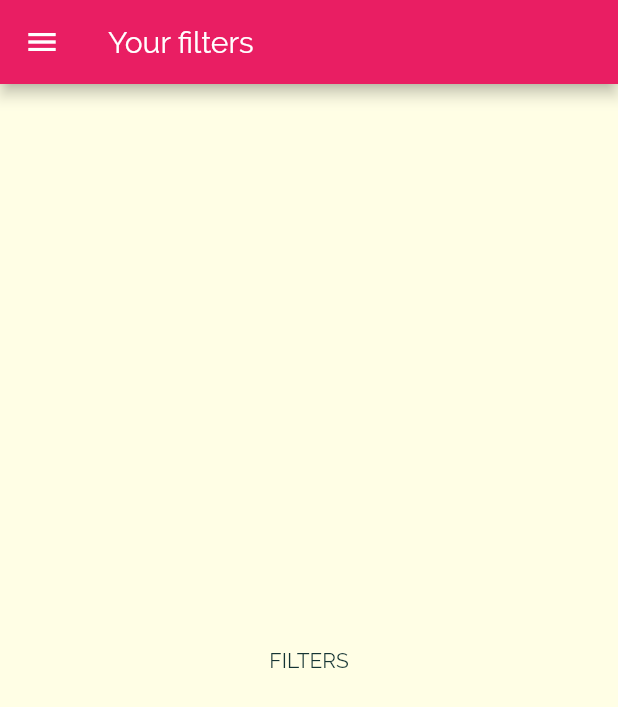
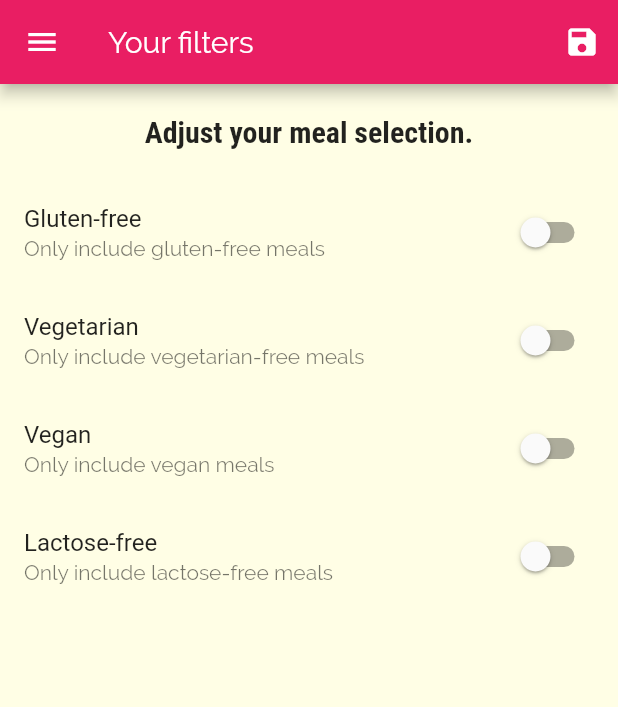
Before and after one commit to amarin95/training_meal_app, a Flutter app: the FilterScreen screen opened by its route, on a phone screen of 412 x 824 dp. Shown: the top 707 px of the screen. Run offline on Flutter 3.47's test engine with Material 2 defaults, Android fonts, the phone set to English and light mode, and no system bars.

Commit message:
Add to favorites feature added

```diff
--- a/lib/main.dart
+++ b/lib/main.dart
@@ -1,6 +1,8 @@
 import 'dart:ui';
 
 import 'package:flutter/material.dart';
+import 'package:training_meal_app/data/dummy_meals.dart';
+import 'models/meal.dart';
 import 'screens/filters_screen.dart';
 import 'screens/meal_detail_screen.dart';
 import './screens/tabs_screen.dart';
@@ -11,8 +13,61 @@ void main() {
   runApp(MyApp());
 }
 
-class MyApp extends StatelessWidget {
+class MyApp extends StatefulWidget {
   // This widget is the root of your application.
+  @override
+  _MyAppState createState() => _MyAppState();
+}
+
+class _MyAppState extends State<MyApp> {
+  Map<String, bool> _filters = {
+    'gluten': false,
+    'lactose': false,
+    'vegan': false,
+    'vegetarian': false,
+  };
+
+  List<Meal> _availableMeals = DUMMY_MEALS;
+  List<Meal> _favoritedMeals = [];
+
+  void _setFilters(Map<String, bool> filterData) {
+    setState(() {
+      _filters = filterData;
+      _availableMeals = DUMMY_MEALS.where((meal) {
+        if (_filters['gluten'] && !meal.isGlutenFree) {
+          return false;
+        }
+        if (_filters['lactose'] && !meal.isLactoseFree) {
+          return false;
+        }
+        if (_filters['vegan'] && !meal.isVegan) {
+          return false;
+        }
+        if (_filters['vegetarian'] && !meal.isVegetarian) {
+          return false;
+        }
+        return true;
+      }).toList();
+    });
+  }
+
+  void _toggleFavorite(String mealId) {
+    final existingIndex = _favoritedMeals.indexWhere((meal) => meal.id == mealId);
+    if (existingIndex >= 0) {
+      setState(() {
+        _favoritedMeals.removeAt(existingIndex);
+      });
+    } else {
+      setState(() {
+        _favoritedMeals.add(DUMMY_MEALS.firstWhere((meal) => meal.id == mealId));
+      });
+    }
+  }
+
+  bool _isMealFavorite(String id) {
+    return _favoritedMeals.any((meal) => meal.id == id);
+  }
+
   @override
   Widget build(BuildContext context) {
     return MaterialApp(
@@ -37,10 +92,10 @@ class MyApp extends StatelessWidget {
         visualDensity: VisualDensity.adaptivePlatformDensity,
       ),
       routes: {
-        '/': (ctx) => TabsScreen(),
-        CategoryMealsScreen.routeName: (ctx) => CategoryMealsScreen(),
-        MealDetailScreen.routeName: (ctx) => MealDetailScreen(),
-        FilterScreen.routeName : (ctx) => FilterScreen(),
+        '/': (ctx) => TabsScreen(_favoritedMeals),
+        CategoryMealsScreen.routeName: (ctx) => CategoryMealsScreen(_availableMeals),
+        MealDetailScreen.routeName: (ctx) => MealDetailScreen(_toggleFavorite, _isMealFavorite),
+        FilterScreen.routeName: (ctx) => FilterScreen(_filters, _setFilters),
       },
       // onGenerateRoute: (settings){
       // } ,
--- a/lib/screens/category_meals_screen.dart
+++ b/lib/screens/category_meals_screen.dart
@@ -2,10 +2,13 @@ import 'package:flutter/material.dart';
 import 'package:training_meal_app/models/meal.dart';
 import 'package:training_meal_app/widgets/meal_item.dart';
 
-import '../data/dummy_meals.dart';
 
 class CategoryMealsScreen extends StatefulWidget {
   static const routeName = '/category-screen';
+
+  final List<Meal> availableMeals;
+
+  CategoryMealsScreen(this.availableMeals);
 
   @override
   _CategoryMealsScreenState createState() => _CategoryMealsScreenState();
@@ -22,7 +25,7 @@ class _CategoryMealsScreenState extends State<CategoryMealsScreen> {
       final routeArgs = ModalRoute.of(context).settings.arguments as Map<String, String>;
       categoryTitle = routeArgs['title'];
       final categoryId = routeArgs['id'];
-      displayedMeals = DUMMY_MEALS.where((meal) {
+      displayedMeals = widget.availableMeals.where((meal) {
         return meal.categories.contains(categoryId);
       }).toList();
       _loadedInitData = true;
@@ -52,7 +55,6 @@ class _CategoryMealsScreenState extends State<CategoryMealsScreen> {
             duration: displayedMeals[index].duration,
             affordability: displayedMeals[index].affordability,
             complexity: displayedMeals[index].complexity,
-            removeItem: _removeMeal,
           );
         },
         itemCount: displayedMeals.length,
--- a/lib/screens/filters_screen.dart
+++ b/lib/screens/filters_screen.dart
@@ -1,17 +1,93 @@
 import 'package:flutter/material.dart';
 import 'package:training_meal_app/widgets/main_drawer.dart';
 
-class FilterScreen extends StatelessWidget {
+class FilterScreen extends StatefulWidget {
   static const routeName = '/filters';
+  final Function saveFilters;
+  final Map<String, bool> currentFilters;
+  FilterScreen(this.currentFilters, this.saveFilters);
+
+  @override
+  _FilterScreenState createState() => _FilterScreenState();
+}
+
+class _FilterScreenState extends State<FilterScreen> {
+  bool _glutenFree = false;
+  bool _vegetarian = false;
+  bool _vegan = false;
+  bool _lactoseFree = false;
+
+  initState() {
+    _glutenFree = widget.currentFilters['gluten'];
+    _lactoseFree = widget.currentFilters['lactose'];
+    _vegan = widget.currentFilters['vegan'];
+    _vegetarian = widget.currentFilters['vegetarian'];
+    super.initState();
+  }
+
+  Widget _buildSwitchListTile(String title, String description, bool currentValue, Function updateValue) {
+    return SwitchListTile(
+      title: Text(title),
+      value: currentValue,
+      subtitle: Text(description),
+      onChanged: updateValue,
+    );
+  }
+
   @override
   Widget build(BuildContext context) {
     return Scaffold(
       appBar: AppBar(
         title: Text('Your filters'),
+        actions: [
+          IconButton(
+            icon: Icon(Icons.save),
+            onPressed: () {
+              final selectedFilters = {
+                'gluten': _glutenFree,
+                'lactose': _lactoseFree,
+                'vegan': _vegan,
+                'vegetarian': _vegetarian,
+              };
+              widget.saveFilters(selectedFilters);
+            },
+          )
+        ],
       ),
       drawer: MainDrawer(),
-      body: Center(
-        child: Text('FILTERS'),
+      body: Column(
+        children: [
+          Container(
+            padding: EdgeInsets.all(20),
+            child: Text('Adjust your meal selection.', style: Theme.of(context).textTheme.title),
+          ),
+          Expanded(
+            child: ListView(
+              children: [
+                _buildSwitchListTile('Gluten-free', 'Only include gluten-free meals', _glutenFree, (newValue) {
+                  setState(() {
+                    _glutenFree = newValue;
+                  });
+                }),
+                _buildSwitchListTile('Vegetarian', 'Only include vegetarian-free meals', _vegetarian, (newValue) {
+                  setState(() {
+                    _vegetarian = newValue;
+                  });
+                }),
+                _buildSwitchListTile('Vegan', 'Only include vegan meals', _vegan, (newValue) {
+                  setState(() {
+                    _vegan = newValue;
+                  });
+                }),
+                _buildSwitchListTile('Lactose-free', 'Only include lactose-free meals', _lactoseFree, (newValue) {
+                  setState(() {
+                    _lactoseFree = newValue;
+                  });
+                }),
+              ],
+            ),
+          )
+        ],
       ),
     );
   }
--- a/lib/widgets/meal_item.dart
+++ b/lib/widgets/meal_item.dart
@@ -9,9 +9,9 @@ class MealItem extends StatelessWidget {
   final int duration;
   final Complexity complexity;
   final Affordability affordability;
-  final Function removeItem;
 
-  MealItem({this.id, this.title, this.imageUrl, this.duration, this.complexity, this.affordability, this.removeItem});
+
+  MealItem({this.id, this.title, this.imageUrl, this.duration, this.complexity, this.affordability});
 
   String get complexityText {
     switch (complexity) {
@@ -48,7 +48,7 @@ class MealItem extends StatelessWidget {
   void selectMeal(context) {
     Navigator.of(context).pushNamed(MealDetailScreen.routeName, arguments: id,).then((result){
       if(result != null){
-        removeItem(result);
+      //  removeItem(result);
       }
     });
   }
```
Also changed, not shown: lib/screens/favorites_screen.dart (+24 -3 lines), lib/screens/meal_detail_screen.dart (+11 -3 lines), lib/screens/tabs_screen.dart (+13 -4 lines).
